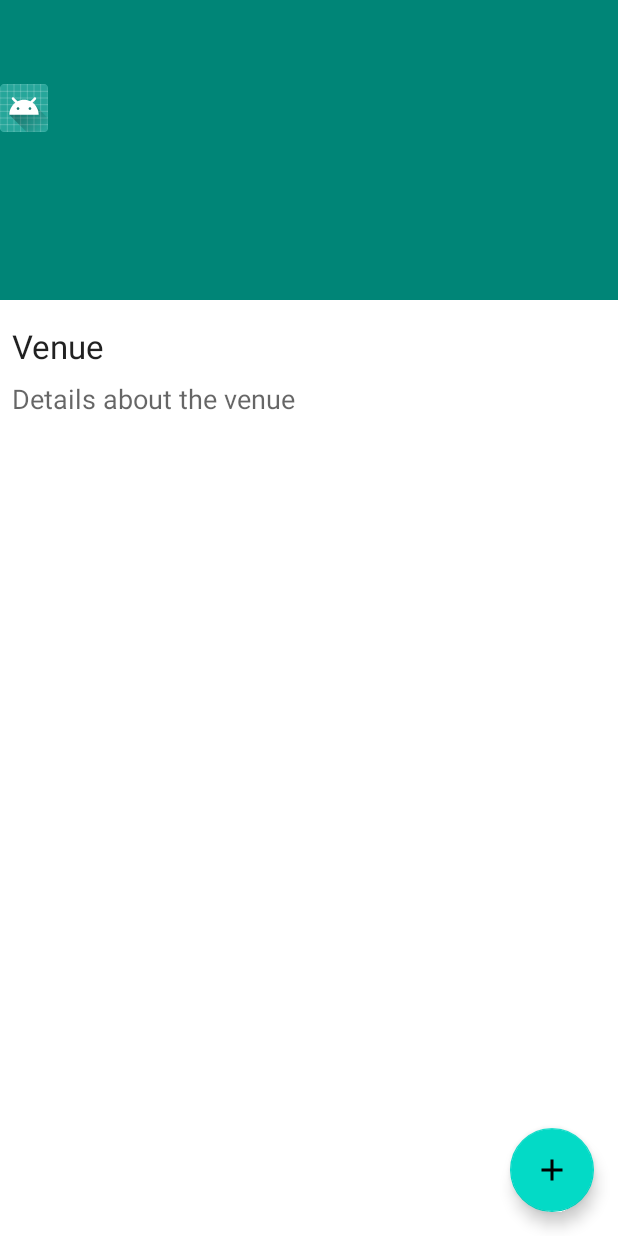
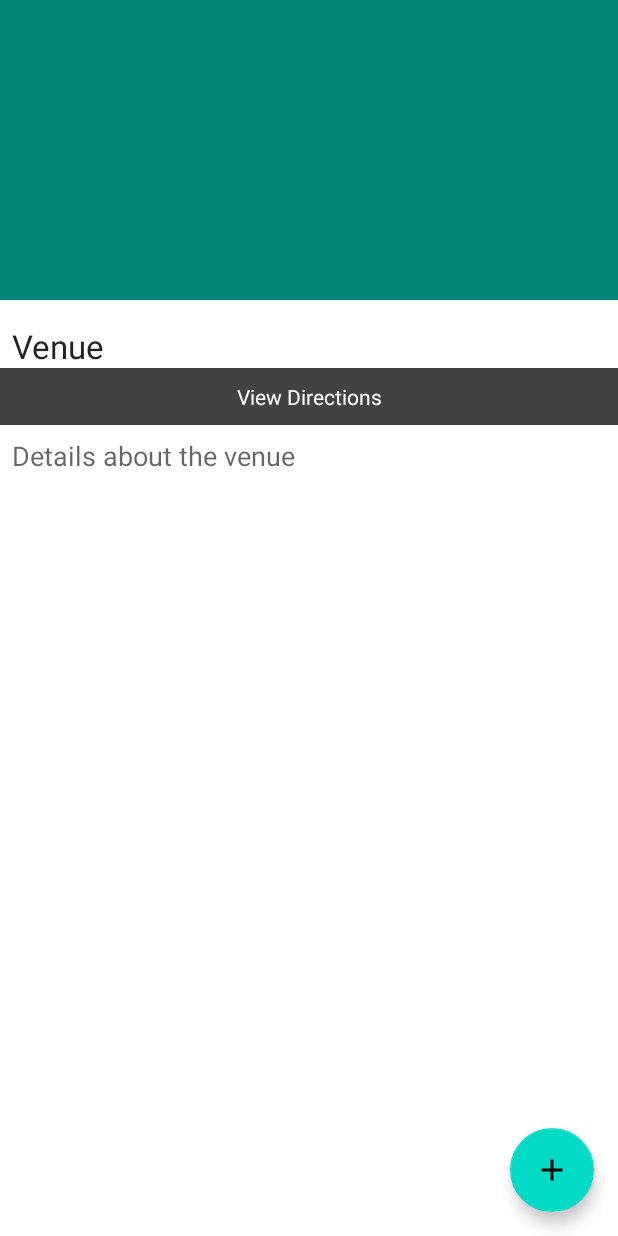
Before and after one commit to cominteract/TravelAppDemoAndroid, an Android app: the layout fragment_venue_details.xml on its own in the app's theme, with its tools: preview values and no code run, on a phone screen of 412 x 824 dp. Run offline under Robolectric (Android 15) with nearby library versions, the phone set to English and light mode, and no system bars.

Commit message:
fix wrong key for lat lng args. fix url issue for venues

```diff
--- a/app/src/main/java/com/ainsigne/travelappdemo/ui/VenueDetailsFragment.kt
+++ b/app/src/main/java/com/ainsigne/travelappdemo/ui/VenueDetailsFragment.kt
@@ -88,7 +88,7 @@ class VenueDetailsFragment : Fragment() {
             } else {
                 shareText =  "Check out the ${venueDetail.name} in Andre\\'s TravelDemoApp"
 
-                img_to_map.setOnClickListener {
+                navigate_to_map.setOnClickListener {
                     venueDetail.latLng()?.let {latLng ->
 
                         val direction = VenueDetailsFragmentDirections.actionItemsFragmentToVenueLocationFragment(origin = args.origin , dest = latLng)
--- a/app/src/main/res/layout/fragment_venue_details.xml
+++ b/app/src/main/res/layout/fragment_venue_details.xml
@@ -33,11 +33,7 @@
                 app:layout_scrollFlags="scroll|exitUntilCollapsed"
                 app:title="@{viewModel.venueDetailWithId.name}"
                 app:toolbarId="@+id/toolbar">
-                <ImageView
-                    android:id="@+id/img_to_map"
-                    android:background="@mipmap/ic_launcher"
-                    android:layout_width="32dp"
-                    android:layout_height="32dp" />
+
                 <ImageView
                     android:id="@+id/detail_image"
                     android:layout_width="match_parent"
@@ -78,7 +74,17 @@
                     app:layout_constraintTop_toTopOf="parent"
                     tools:text="Venue" />
 
-
+                <TextView
+                    app:layout_constraintEnd_toEndOf="parent"
+                    app:layout_constraintStart_toStartOf="parent"
+                    app:layout_constraintTop_toBottomOf="@id/venue_name"
+                    android:id="@+id/navigate_to_map"
+                    android:gravity="center"
+                    android:background="@color/cardview_dark_background"
+                    android:textColor="#ffffff"
+                    android:text="@string/navigate_to_map"
+                    android:layout_width="match_parent"
+                    android:layout_height="38dp" />
 
                 <TextView
                     android:id="@+id/venue_description"
@@ -91,7 +97,7 @@
                     android:textIsSelectable="true"
                     app:layout_constraintEnd_toEndOf="parent"
                     app:layout_constraintStart_toStartOf="parent"
-                    app:layout_constraintTop_toBottomOf="@+id/venue_name"
+                    app:layout_constraintTop_toBottomOf="@+id/navigate_to_map"
                     app:textForDesc="@{viewModel.venueDetailWithId.description}"
                     tools:text="Details about the venue" />
 
--- a/app/src/main/res/values/strings.xml
+++ b/app/src/main/res/values/strings.xml
@@ -3,7 +3,7 @@
     <!-- Resources that do not require translation -->
     <string name="app_name" translatable="false">TravelAppDemo</string>
     <string name="navigation_drawer_header_title" translatable="false">TravelAppDemo</string>
-
+    <string name="navigate_to_map">View Directions</string>
     <!-- Translatable resources -->
     <string name="menu_filter_by_distance" translation_description="The label for the menu item to filter
     the displayed venues by distance.">Filter by distance</string>
```
Also changed, not shown: 6 other files.
